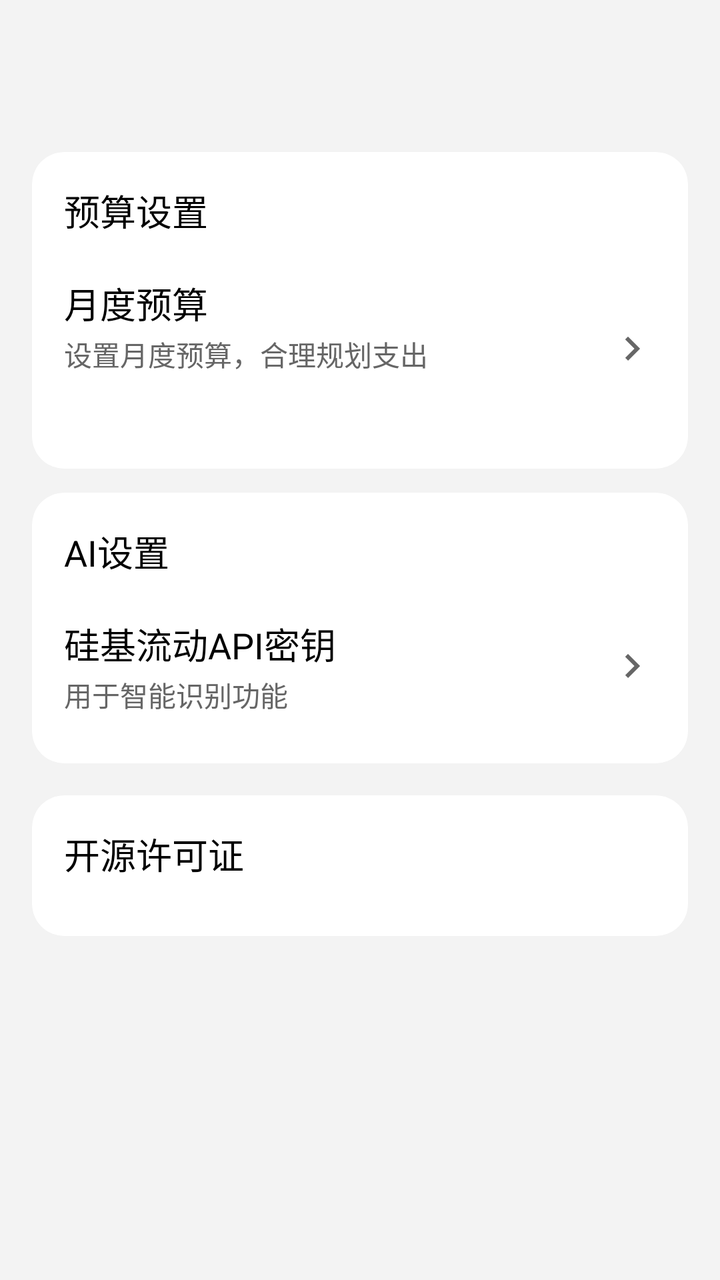
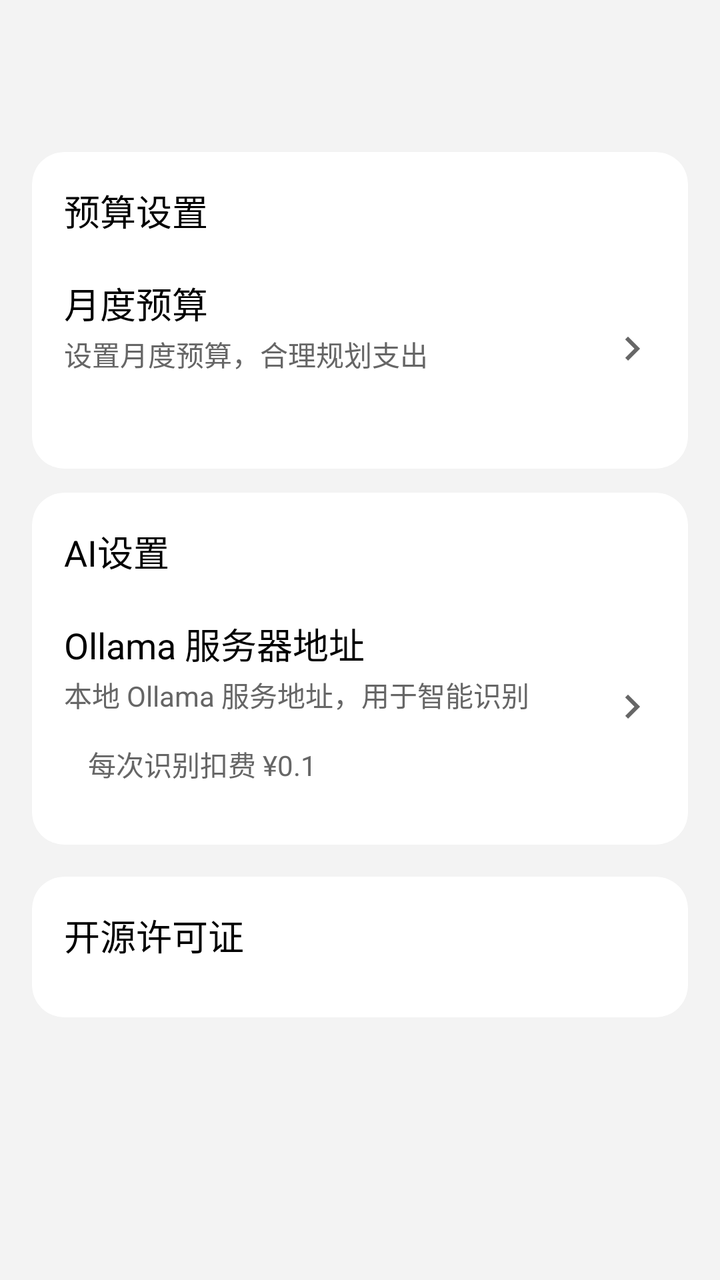

The first picture is an Android layout as it rendered before a commit; the second is the same layout after the commit. The layout source and the unified diff follow.
<!-- AndroidManifest.xml: application theme AppTheme.NoActionBar -->
<!-- res/layout/fragment_settings.xml -->
<?xml version="1.0" encoding="utf-8"?>
<ScrollView xmlns:android="http://schemas.android.com/apk/res/android"
    xmlns:app="http://schemas.android.com/apk/res-auto"
    android:layout_width="match_parent"
    android:layout_height="match_parent"
    android:background="@color/app_background"
    android:fillViewport="true">

    <LinearLayout
        android:layout_width="match_parent"
        android:layout_height="wrap_content"
        android:orientation="vertical"
        android:padding="16dp">

        
        <LinearLayout
            android:id="@+id/tabsCategory"
            android:layout_width="match_parent"
            android:layout_height="wrap_content"
            android:layout_marginBottom="12dp"
            android:orientation="horizontal">

            <Button
                android:id="@+id/tab_category_0"
                style="?android:attr/borderlessButtonStyle"
                android:layout_width="0dp"
                android:layout_height="wrap_content"
                android:layout_weight="1"
                android:textStyle="bold" />

            <Button
                android:id="@+id/tab_category_1"
                style="?android:attr/borderlessButtonStyle"
                android:layout_width="0dp"
                android:layout_height="wrap_content"
                android:layout_weight="1"
                android:textStyle="bold" />
        </LinearLayout>

        <FrameLayout
            android:id="@+id/contentContainer"
            android:layout_width="match_parent"
            android:layout_height="wrap_content">

            
            <LinearLayout
                android:id="@+id/functionContent"
                android:layout_width="match_parent"
                android:layout_height="wrap_content"
                android:orientation="vertical">

                <androidx.cardview.widget.CardView
                    android:layout_width="match_parent"
                    android:layout_height="wrap_content"
                    android:layout_marginBottom="12dp"
                    app:cardBackgroundColor="?attr/colorSurface"
                    app:cardCornerRadius="16dp"
                    app:cardElevation="0dp">

                    <LinearLayout
                        android:layout_width="match_parent"
                        android:layout_height="wrap_content"
                        android:orientation="vertical"
                        android:padding="16dp">

                        <TextView
                            android:layout_width="match_parent"
                            android:layout_height="wrap_content"
                            android:layout_marginBottom="12dp"
                            android:text="@string/budget_settings"
                            android:textAppearance="?attr/textAppearanceTitleMedium"
                            android:textColor="@color/text_primary" />

                        <LinearLayout
                            android:id="@+id/rowBudget"
                            android:layout_width="match_parent"
                            android:layout_height="wrap_content"
                            android:background="?attr/selectableItemBackground"
                            android:gravity="center_vertical"
                            android:orientation="horizontal"
                            android:paddingVertical="8dp">

                            <LinearLayout
                                android:layout_width="0dp"
                                android:layout_height="wrap_content"
                                android:layout_weight="1"
                                android:orientation="vertical">

                                <TextView
                                    android:layout_width="match_parent"
                                    android:layout_height="wrap_content"
                                    android:text="@string/budget_monthly_limit"
                                    android:textAppearance="?attr/textAppearanceBodyLarge"
                                    android:textColor="@color/text_primary" />

                                <TextView
                                    android:layout_width="match_parent"
                                    android:layout_height="wrap_content"
                                    android:layout_marginTop="2dp"
                                    android:text="@string/budget_enable_description"
                                    android:textAppearance="?attr/textAppearanceBodySmall"
                                    android:textColor="@color/text_secondary" />

                                <TextView
                                    android:id="@+id/tvBudgetStatus"
                                    android:layout_width="match_parent"
                                    android:layout_height="wrap_content"
                                    android:layout_marginTop="4dp"
                                    android:textAppearance="?attr/textAppearanceBodySmall"
                                    android:textColor="?attr/colorPrimary" />
                            </LinearLayout>

                            <ImageView
                                android:layout_width="wrap_content"
                                android:layout_height="wrap_content"
                                android:layout_marginStart="8dp"
                                android:src="@drawable/ic_set_chevron" />
                        </LinearLayout>
                    </LinearLayout>
                </androidx.cardview.widget.CardView>

                <androidx.cardview.widget.CardView
                    android:layout_width="match_parent"
                    android:layout_height="wrap_content"
                    app:cardBackgroundColor="?attr/colorSurface"
                    app:cardCornerRadius="16dp"
                    app:cardElevation="0dp">

                    <LinearLayout
                        android:layout_width="match_parent"
                        android:layout_height="wrap_content"
                        android:orientation="vertical"
                        android:padding="16dp">

                        <TextView
                            android:layout_width="match_parent"
                            android:layout_height="wrap_content"
                            android:layout_marginBottom="12dp"
                            android:text="@string/settings_ai_title"
                            android:textAppearance="?attr/textAppearanceTitleMedium"
                            android:textColor="@color/text_primary" />

                        <LinearLayout
                            android:id="@+id/rowAi"
                            android:layout_width="match_parent"
                            android:layout_height="wrap_content"
                            android:background="?attr/selectableItemBackground"
                            android:gravity="center_vertical"
                            android:orientation="horizontal"
                            android:paddingVertical="8dp">

                            <LinearLayout
                                android:layout_width="0dp"
                                android:layout_height="wrap_content"
                                android:layout_weight="1"
                                android:orientation="vertical">

                                <TextView
                                    android:layout_width="match_parent"
                                    android:layout_height="wrap_content"
                                    android:text="@string/settings_ai_api_key"
                                    android:textAppearance="?attr/textAppearanceBodyLarge"
                                    android:textColor="@color/text_primary" />

                                <TextView
                                    android:layout_width="match_parent"
                                    android:layout_height="wrap_content"
                                    android:layout_marginTop="2dp"
                                    android:text="@string/settings_ai_api_key_description"
                                    android:textAppearance="?attr/textAppearanceBodySmall"
                                    android:textColor="@color/text_secondary" />

                                <TextView
                                    android:id="@+id/tvAiStatus"
                                    android:layout_width="match_parent"
                                    android:layout_height="wrap_content"
                                    android:layout_marginTop="4dp"
                                    android:textAppearance="?attr/textAppearanceBodySmall"
                                    android:textColor="?attr/colorPrimary"
                                    android:visibility="gone" />
                            </LinearLayout>

                            <ImageView
                                android:layout_width="wrap_content"
                                android:layout_height="wrap_content"
                                android:layout_marginStart="8dp"
                                android:src="@drawable/ic_set_chevron" />
                        </LinearLayout>
                    </LinearLayout>
                </androidx.cardview.widget.CardView>
            </LinearLayout>

            
            <LinearLayout
                android:id="@+id/dataSyncContent"
                android:layout_width="match_parent"
                android:layout_height="wrap_content"
                android:orientation="vertical"
                android:visibility="gone">

                <androidx.cardview.widget.CardView
                    android:layout_width="match_parent"
                    android:layout_height="wrap_content"
                    android:layout_marginBottom="12dp"
                    app:cardBackgroundColor="?attr/colorSurface"
                    app:cardCornerRadius="16dp"
                    app:cardElevation="0dp">

                    <LinearLayout
                        android:layout_width="match_parent"
                        android:layout_height="wrap_content"
                        android:orientation="vertical"
                        android:padding="16dp">

                        <TextView
                            android:layout_width="match_parent"
                            android:layout_height="wrap_content"
                            android:layout_marginBottom="12dp"
                            android:text="@string/sync_title"
                            android:textAppearance="?attr/textAppearanceTitleMedium"
                            android:textColor="@color/text_primary" />

                        <LinearLayout
                            android:layout_width="match_parent"
                            android:layout_height="wrap_content"
                            android:gravity="center_vertical"
                            android:orientation="horizontal"
                            android:paddingVertical="6dp">

                            <TextView
                                android:layout_width="0dp"
                                android:layout_height="wrap_content"
                                android:layout_weight="1"
                                android:text="@string/sync_status"
                                android:textAppearance="?attr/textAppearanceBodyMedium"
                                android:textColor="@color/text_primary" />

                            <TextView
                                android:id="@+id/tvSyncStatus"
                                android:layout_width="wrap_content"
                                android:layout_height="wrap_content"
                                android:text="@string/sync_status_idle"
                                android:textAppearance="?attr/textAppearanceBodyMedium"
                                android:textColor="@color/text_secondary" />
                        </LinearLayout>

                        <View
                            android:layout_width="match_parent"
                            android:layout_height="1dp"
                            android:layout_marginVertical="4dp"
                            android:background="@color/divider" />

                        <LinearLayout
                            android:layout_width="match_parent"
                            android:layout_height="wrap_content"
                            android:gravity="center_vertical"
                            android:orientation="horizontal"
                            android:paddingVertical="6dp">

                            <TextView
                                android:layout_width="0dp"
                                android:layout_height="wrap_content"
                                android:layout_weight="1"
                                android:text="@string/sync_last_time"
                                android:textAppearance="?attr/textAppearanceBodyMedium"
                                android:textColor="@color/text_primary" />

                            <TextView
                                android:id="@+id/tvSyncLastTime"
                                android:layout_width="wrap_content"
                                android:layout_height="wrap_content"
                                android:text="@string/sync_never"
                                android:textAppearance="?attr/textAppearanceBodySmall"
                                android:textColor="@color/text_secondary" />
                        </LinearLayout>

                        <View
                            android:layout_width="match_parent"
                            android:layout_height="1dp"
                            android:layout_marginVertical="4dp"
                            android:background="@color/divider" />

                        <LinearLayout
                            android:layout_width="match_parent"
                            android:layout_height="wrap_content"
                            android:gravity="center_vertical"
                            android:orientation="horizontal"
                            android:paddingVertical="6dp">

                            <TextView
                                android:layout_width="0dp"
                                android:layout_height="wrap_content"
                                android:layout_weight="1"
                                android:text="@string/sync_pending_count"
                                android:textAppearance="?attr/textAppearanceBodyMedium"
                                android:textColor="@color/text_primary" />

                            <TextView
                                android:id="@+id/tvSyncPending"
                                android:layout_width="wrap_content"
                                android:layout_height="wrap_content"
                                android:text="0"
                                android:textAppearance="?attr/textAppearanceBodyMedium"
                                android:textColor="@color/text_secondary" />
                        </LinearLayout>

                        <Button
                            android:id="@+id/btnManualSync"
                            android:layout_width="match_parent"
                            android:layout_height="wrap_content"
                            android:layout_marginTop="12dp"
                            android:text="@string/sync_manual_trigger" />
                    </LinearLayout>
                </androidx.cardview.widget.CardView>

                <androidx.cardview.widget.CardView
                    android:layout_width="match_parent"
                    android:layout_height="wrap_content"
                    app:cardBackgroundColor="?attr/colorSurface"
                    app:cardCornerRadius="16dp"
                    app:cardElevation="0dp">

                    <LinearLayout
                        android:layout_width="match_parent"
                        android:layout_height="wrap_content"
                        android:orientation="vertical"
                        android:padding="16dp">

                        <TextView
                            android:layout_width="match_parent"
                            android:layout_height="wrap_content"
                            android:layout_marginBottom="12dp"
                            android:text="@string/data_import_export"
                            android:textAppearance="?attr/textAppearanceTitleMedium"
                            android:textColor="@color/text_primary" />

                        <TextView
                            android:layout_width="match_parent"
                            android:layout_height="wrap_content"
                            android:layout_marginBottom="16dp"
                            android:text="@string/data_import_export_description"
                            android:textAppearance="?attr/textAppearanceBodySmall"
                            android:textColor="@color/text_secondary" />

                        <Button
                            android:id="@+id/btnExport"
                            android:layout_width="match_parent"
                            android:layout_height="wrap_content"
                            android:text="@string/export_data" />

                        <Button
                            android:id="@+id/btnImport"
                            android:layout_width="match_parent"
                            android:layout_height="wrap_content"
                            android:layout_marginTop="8dp"
                            android:text="@string/import_data"
                            style="?attr/materialButtonOutlinedStyle" />
                    </LinearLayout>
                </androidx.cardview.widget.CardView>
            </LinearLayout>
        </FrameLayout>

        
        <androidx.cardview.widget.CardView
            android:layout_width="match_parent"
            android:layout_height="wrap_content"
            android:layout_marginTop="16dp"
            app:cardBackgroundColor="?attr/colorSurface"
            app:cardCornerRadius="16dp"
            app:cardElevation="0dp">

            <LinearLayout
                android:layout_width="match_parent"
                android:layout_height="wrap_content"
                android:orientation="vertical"
                android:padding="16dp">

                <LinearLayout
                    android:layout_width="match_parent"
                    android:layout_height="wrap_content"
                    android:layout_marginBottom="12dp"
                    android:gravity="center_vertical"
                    android:orientation="horizontal">

                    <TextView
                        android:layout_width="0dp"
                        android:layout_height="wrap_content"
                        android:layout_weight="1"
                        android:text="@string/open_source_licenses"
                        android:textAppearance="?attr/textAppearanceTitleMedium"
                        android:textColor="@color/text_primary" />

                    <TextView
                        android:id="@+id/tvLicensesCount"
                        android:layout_width="wrap_content"
                        android:layout_height="wrap_content"
                        android:textAppearance="?attr/textAppearanceBodySmall"
                        android:textColor="@color/text_secondary" />
                </LinearLayout>

                <LinearLayout
                    android:id="@+id/licensesContainer"
                    android:layout_width="match_parent"
                    android:layout_height="wrap_content"
                    android:orientation="vertical" />
            </LinearLayout>
        </androidx.cardview.widget.CardView>

        <TextView
            android:id="@+id/tvVersion"
            android:layout_width="match_parent"
            android:layout_height="wrap_content"
            android:layout_marginTop="16dp"
            android:layout_marginBottom="8dp"
            android:gravity="center_horizontal"
            android:textAppearance="?attr/textAppearanceBodySmall"
            android:textColor="@color/text_secondary" />

    </LinearLayout>
</ScrollView>
<!-- resources referenced by this layout -->
<resources>
  <color name="app_background">#FFF3F3F3</color>
  <color name="divider">#1F000000</color>
  <color name="text_primary">#FF000000</color>
  <color name="text_secondary">#FF666666</color>
  <!-- drawable ic_set_chevron (drawable) -->
  <vector xmlns:android="http://schemas.android.com/apk/res/android"
      android:width="24dp"
      android:height="24dp"
      android:viewportWidth="24"
      android:viewportHeight="24"
      android:tint="?attr/colorControlNormal">
      <path
          android:fillColor="#FF000000"
          android:pathData="M8.59,16.59L13.17,12L8.59,7.41L10,6l6,6l-6,6L8.59,16.59z" />
  </vector>
  <string name="budget_enable_description">设置月度预算，合理规划支出</string>
  <string name="budget_monthly_limit">月度预算</string>
  <string name="budget_settings">预算设置</string>
  <string name="data_import_export">导入导出</string>
  <string name="data_import_export_description">导出或导入Excel格式的账单数据</string>
  <string name="export_data">导出数据</string>
  <string name="import_data">导入数据</string>
  <string name="open_source_licenses">开源许可证</string>
  <string name="settings_ai_api_key">硅基流动API密钥</string>
  <string name="settings_ai_api_key_description">用于智能识别功能</string>
  <string name="settings_ai_title">AI设置</string>
  <string name="sync_last_time">最后同步</string>
  <string name="sync_manual_trigger">立即同步</string>
  <string name="sync_never">从未同步</string>
  <string name="sync_pending_count">待同步项</string>
  <string name="sync_status">同步状态</string>
  <string name="sync_status_idle">空闲</string>
  <string name="sync_title">数据同步</string>
  <style name="AppTheme.NoActionBar" parent="AppTheme.Base" />
  <color name="brand_primary">#FF33B5E5</color>
  <style name="HoloActionBar" parent="Widget.AppCompat.ActionBar.Solid">
          <item name="android:background">@color/brand_primary</item>
      </style>
  <color name="app_surface">#FFFFFFFF</color>
  <color name="brand_primary_variant">#FF0099CC</color>
  <color name="brand_secondary">#FF33B5E5</color>
  <color name="brand_secondary_variant">#FF0099CC</color>
  <color name="on_primary">#FFFFFFFF</color>
  <color name="on_secondary">#FF000000</color>
  <color name="app_error">#FFCC0000</color>
  <color name="on_error">#FFFFFFFF</color>
  <style name="HoloCardView">
          <item name="cardBackgroundColor">@color/app_surface</item>
      </style>
  <style name="Widget.Holo.OutlinedButton" parent="Widget.AppCompat.Button">
          <item name="android:background">@drawable/btn_outline_background</item>
          <item name="android:textColor">@color/brand_primary</item>
      </style>
  <!-- drawable btn_outline_background (drawable) -->
  <?xml version="1.0" encoding="utf-8"?>
  <selector xmlns:android="http://schemas.android.com/apk/res/android">
      <item android:state_pressed="true">
          <shape android:shape="rectangle">
              <solid android:color="#1A33B5E5" />
              <stroke android:width="1dp" android:color="@color/brand_primary" />
              <corners android:radius="8dp" />
          </shape>
      </item>
      <item>
          <shape android:shape="rectangle">
              <solid android:color="@android:color/transparent" />
              <stroke android:width="1dp" android:color="@color/brand_primary" />
              <corners android:radius="8dp" />
          </shape>
      </item>
  </selector>
  <!-- unchanged entries left out for length: 1 -->
</resources>

<!-- the commit's change to res/layout/fragment_settings.xml (unified diff, before → after) -->
@@ -155,29 +155,66 @@
                                 android:layout_weight="1"
                                 android:orientation="vertical">
 
-                                <TextView
-                                    android:layout_width="match_parent"
-                                    android:layout_height="wrap_content"
-                                    android:text="@string/settings_ai_api_key"
-                                    android:textAppearance="?attr/textAppearanceBodyLarge"
-                                    android:textColor="@color/text_primary" />
-
-                                <TextView
-                                    android:layout_width="match_parent"
-                                    android:layout_height="wrap_content"
-                                    android:layout_marginTop="2dp"
-                                    android:text="@string/settings_ai_api_key_description"
-                                    android:textAppearance="?attr/textAppearanceBodySmall"
-                                    android:textColor="@color/text_secondary" />
-
-                                <TextView
-                                    android:id="@+id/tvAiStatus"
-                                    android:layout_width="match_parent"
-                                    android:layout_height="wrap_content"
-                                    android:layout_marginTop="4dp"
-                                    android:textAppearance="?attr/textAppearanceBodySmall"
-                                    android:textColor="?attr/colorPrimary"
-                                    android:visibility="gone" />
+                        <TextView
+                            android:layout_width="match_parent"
+                            android:layout_height="wrap_content"
+                            android:text="@string/settings_ai_server"
+                            android:textAppearance="?attr/textAppearanceBodyLarge"
+                            android:textColor="@color/text_primary" />
+
+                        <TextView
+                            android:layout_width="match_parent"
+                            android:layout_height="wrap_content"
+                            android:layout_marginTop="2dp"
+                            android:text="@string/settings_ai_server_description"
+                            android:textAppearance="?attr/textAppearanceBodySmall"
+                            android:textColor="@color/text_secondary" />
+
+                        <TextView
+                            android:id="@+id/tvAiStatus"
+                            android:layout_width="match_parent"
+                            android:layout_height="wrap_content"
+                            android:layout_marginTop="4dp"
+                            android:textAppearance="?attr/textAppearanceBodySmall"
+                            android:textColor="?attr/colorPrimary"
+                            android:visibility="gone" />
+
+                        
+                        <LinearLayout
+                            android:id="@+id/walletInfoRow"
+                            android:layout_width="match_parent"
+                            android:layout_height="wrap_content"
+                            android:layout_marginTop="8dp"
+                            android:background="?attr/selectableItemBackground"
+                            android:gravity="center_vertical"
+                            android:orientation="horizontal"
+                            android:paddingVertical="6dp"
+                            android:paddingHorizontal="12dp">
+
+                            <TextView
+                                android:layout_width="0dp"
+                                android:layout_height="wrap_content"
+                                android:layout_weight="1"
+                                android:text="@string/settings_ai_wallet_info"
+                                android:textAppearance="?attr/textAppearanceBodySmall"
+                                android:textColor="@color/text_secondary" />
+
+                            <TextView
+                                android:id="@+id/tvWalletBalance"
+                                android:layout_width="wrap_content"
+                                android:layout_height="wrap_content"
+                                android:textAppearance="?attr/textAppearanceBodyMedium"
+                                android:textColor="@color/brand_primary" />
+
+                            <TextView
+                                android:id="@+id/tvWalletStatus"
+                                android:layout_width="wrap_content"
+                                android:layout_height="wrap_content"
+                                android:layout_marginStart="8dp"
+                                android:textAppearance="?attr/textAppearanceBodySmall"
+                                android:textColor="@color/app_error"
+                                android:visibility="gone" />
+                        </LinearLayout>
                             </LinearLayout>
 
                             <ImageView
<!-- resource entries referenced after the edit -->
@@ -23,9 +23,10 @@
   <string name="export_data">导出数据</string>
   <string name="import_data">导入数据</string>
   <string name="open_source_licenses">开源许可证</string>
-  <string name="settings_ai_api_key">硅基流动API密钥</string>
-  <string name="settings_ai_api_key_description">用于智能识别功能</string>
+  <string name="settings_ai_server">Ollama 服务器地址</string>
+  <string name="settings_ai_server_description">本地 Ollama 服务地址，用于智能识别</string>
   <string name="settings_ai_title">AI设置</string>
+  <string name="settings_ai_wallet_info">每次识别扣费 ¥0.1</string>
   <string name="sync_last_time">最后同步</string>
   <string name="sync_manual_trigger">立即同步</string>
   <string name="sync_never">从未同步</string>
